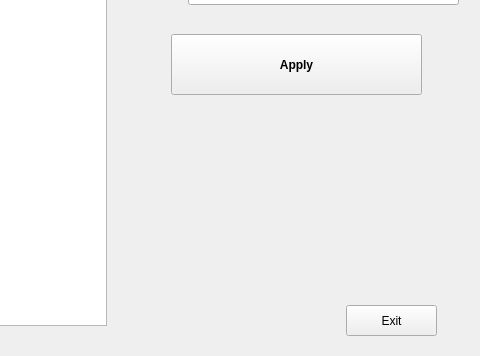
Old version of the form uis/change_form.ui in the repository andrei219/euromedia; both pictures show x 414 to 894 and y 125 to 481 of the 894 by 481 pixel window.
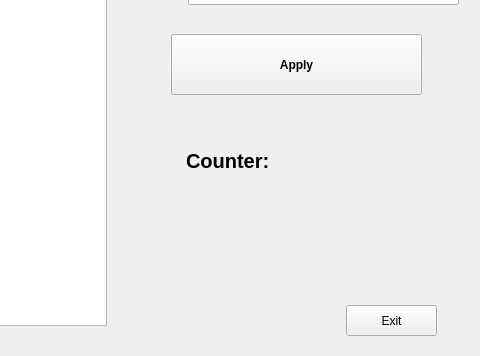
New version of the form.

Commit message: CHange forms counter implemented; import dhl csv implemented

```diff
--- a/uis/change_form.ui
+++ b/uis/change_form.ui
@@ -129,6 +129,51 @@
     <string>New:</string>
    </property>
   </widget>
+  <widget class="QLabel" name="label_3">
+   <property name="geometry">
+    <rect>
+     <x>600</x>
+     <y>270</y>
+     <width>111</width>
+     <height>31</height>
+    </rect>
+   </property>
+   <property name="font">
+    <font>
+     <pointsize>15</pointsize>
+     <weight>75</weight>
+     <bold>true</bold>
+    </font>
+   </property>
+   <property name="styleSheet">
+    <string notr="true">font-weight:bold; </string>
+   </property>
+   <property name="text">
+    <string>Counter:</string>
+   </property>
+  </widget>
+  <widget class="QLabel" name="counter">
+   <property name="geometry">
+    <rect>
+     <x>780</x>
+     <y>270</y>
+     <width>61</width>
+     <height>31</height>
+    </rect>
+   </property>
+   <property name="font">
+    <font>
+     <weight>75</weight>
+     <bold>true</bold>
+    </font>
+   </property>
+   <property name="styleSheet">
+    <string notr="true">font-weight:bold ;</string>
+   </property>
+   <property name="text">
+    <string/>
+   </property>
+  </widget>
  </widget>
  <resources>
   <include location="../app/icons.qrc"/>
```
The commit also changes 9 other files.
